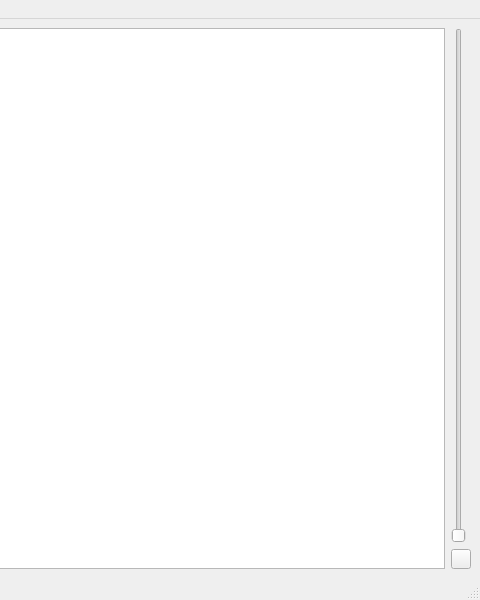
Above: src/DicomViewerWindow/DicomMainWindow.ui from Gokulakrishh/DicomViewer before the change; both pictures show x 320 to 800 and y 0 to 600 of the 800 by 600 pixel window. Below: the same form after it.
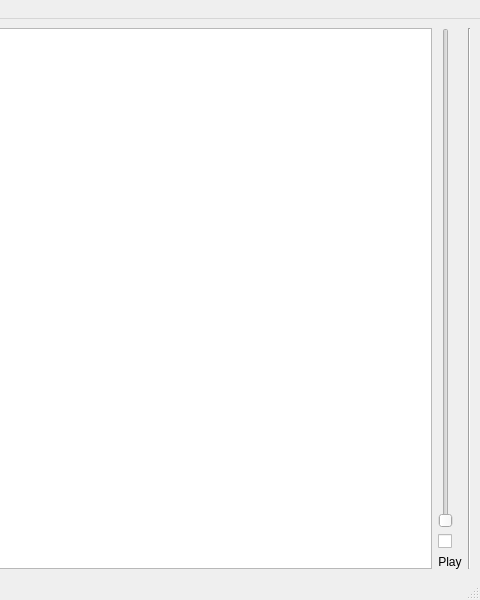
That is the form after the change.

Diff of the .ui file:
```diff
--- a/src/DicomViewerWindow/DicomMainWindow.ui
+++ b/src/DicomViewerWindow/DicomMainWindow.ui
@@ -47,26 +47,40 @@
          </widget>
         </item>
         <item>
-         <widget class="QPushButton" name="playButton">
+         <widget class="QCheckBox" name="cineCheckBox">
           <property name="sizePolicy">
            <sizepolicy hsizetype="Preferred" vsizetype="Fixed">
             <horstretch>0</horstretch>
             <verstretch>0</verstretch>
            </sizepolicy>
           </property>
-          <property name="maximumSize">
-           <size>
-            <width>20</width>
-            <height>20</height>
-           </size>
-          </property>
           <property name="text">
            <string/>
           </property>
          </widget>
         </item>
+        <item>
+         <widget class="QLabel" name="cineLabel">
+          <property name="text">
+           <string>Play</string>
+          </property>
+          <property name="alignment">
+           <set>Qt::AlignHCenter|Qt::AlignTop</set>
+          </property>
+         </widget>
+        </item>
        </layout>
       </item>
+      <item>
+       <widget class="QFrame" name="viewerControlsSeparator">
+        <property name="frameShape">
+         <enum>QFrame::VLine</enum>
+        </property>
+        <property name="frameShadow">
+         <enum>QFrame::Sunken</enum>
+        </property>
+       </widget>
+      </item>
      </layout>
     </item>
    </layout>
```
